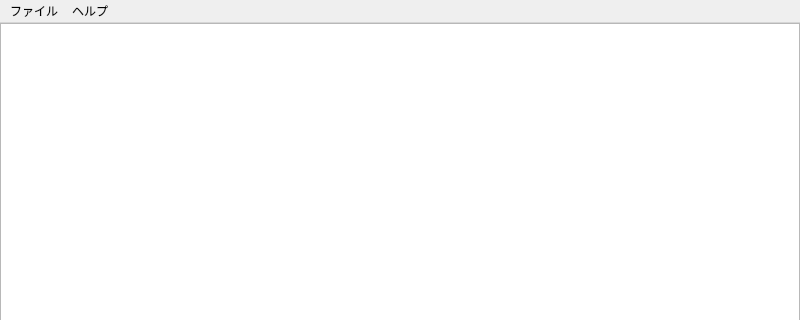
This is src/MainWindow.ui in mitayuki3/flexichat as Qt 5 draws it before an edit; both pictures show x 0 to 800 and y 0 to 320 of the 800 by 600 pixel window. The edited form follows.
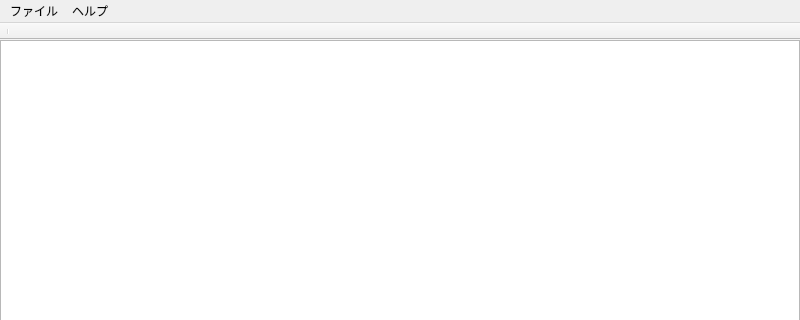
This is the edited form.

What changed in the file:
```diff
--- a/src/MainWindow.ui
+++ b/src/MainWindow.ui
@@ -96,6 +96,27 @@
    <addaction name="menuFile"/>
    <addaction name="menuHelp"/>
   </widget>
+  <widget class="QToolBar" name="profileToolBar">
+   <property name="windowTitle">
+    <string>プロファイル</string>
+   </property>
+   <property name="movable">
+    <bool>false</bool>
+   </property>
+   <property name="iconSize">
+    <size>
+     <width>16</width>
+     <height>16</height>
+    </size>
+   </property>
+   <attribute name="toolBarArea">
+    <enum>TopToolBarArea</enum>
+   </attribute>
+   <attribute name="toolBarBreak">
+    <bool>false</bool>
+   </attribute>
+   <addaction name="separator"/>
+  </widget>
   <widget class="QStatusBar" name="statusbar"/>
   <action name="actionExit">
    <property name="text">
```
Left out of the diff: 7 changed lines with no effect on the pictures.
